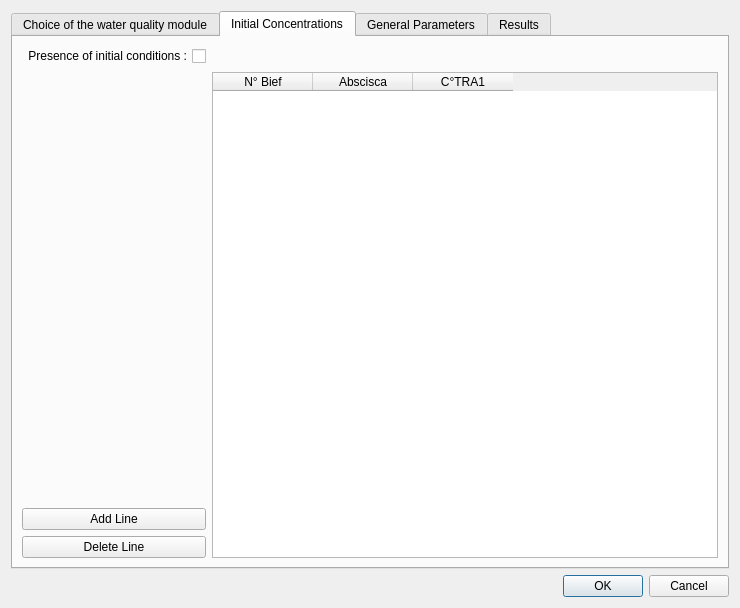
First picture: the form in ui/ui_water_quality.ui, repository Artelia/Mascaret, before the edit.
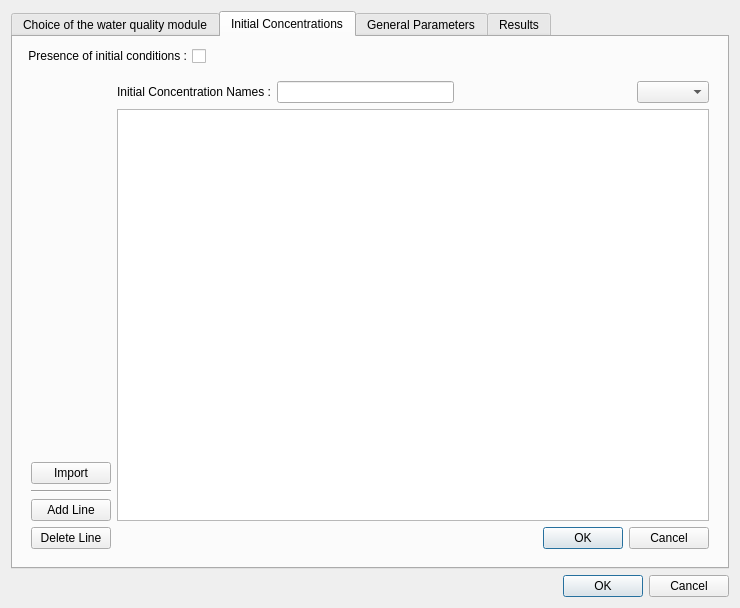
Second picture: the form after the edit. The open tabs and pages were chosen to show the change.

Commit message: compatibility Qg2 + udpate GUI of water quality parameters

The edit to the form file:
```diff
--- a/ui/ui_water_quality.ui
+++ b/ui/ui_water_quality.ui
@@ -277,69 +277,243 @@
       <attribute name="title">
        <string>Initial Concentrations</string>
       </attribute>
-      <layout class="QGridLayout" name="gridLayout_4">
-       <item row="1" column="0">
-        <layout class="QVBoxLayout" name="verticalLayout_3">
-         <item>
-          <spacer name="verticalSpacer_6">
-           <property name="orientation">
-            <enum>Qt::Vertical</enum>
-           </property>
-           <property name="sizeHint" stdset="0">
-            <size>
-             <width>20</width>
-             <height>40</height>
-            </size>
-           </property>
-          </spacer>
-         </item>
-         <item>
-          <widget class="QPushButton" name="b_add_line">
-           <property name="text">
-            <string>Add Line</string>
-           </property>
-          </widget>
-         </item>
-         <item>
-          <widget class="QPushButton" name="b_delete_line">
-           <property name="text">
-            <string>Delete Line</string>
-           </property>
-          </widget>
-         </item>
-        </layout>
-       </item>
-       <item row="1" column="1">
-        <widget class="QTableWidget" name="table_InitC">
-         <column>
-          <property name="text">
-           <string>N° Bief</string>
-          </property>
-         </column>
-         <column>
-          <property name="text">
-           <string>Abscisca</string>
-          </property>
-         </column>
-         <column>
-          <property name="text">
-           <string>C°TRA1</string>
-          </property>
-         </column>
-        </widget>
-       </item>
+      <layout class="QGridLayout" name="gridLayout_9">
        <item row="0" column="0">
-        <widget class="QCheckBox" name="presenceConcInit">
-         <property name="layoutDirection">
-          <enum>Qt::RightToLeft</enum>
-         </property>
-         <property name="text">
-          <string>Presence of initial conditions :</string>
-         </property>
-         <property name="checked">
-          <bool>false</bool>
-         </property>
-        </widget>
+        <layout class="QVBoxLayout" name="verticalLayout_4">
+         <item>
+          <layout class="QHBoxLayout" name="horizontalLayout_3">
+           <item>
+            <widget class="QCheckBox" name="presenceConcInit">
+             <property name="layoutDirection">
+              <enum>Qt::RightToLeft</enum>
+             </property>
+             <property name="text">
+              <string>Presence of initial conditions :</string>
+             </property>
+             <property name="checked">
+              <bool>false</bool>
+             </property>
+            </widget>
+           </item>
+           <item>
+            <spacer name="horizontalSpacer_10">
+             <property name="orientation">
+              <enum>Qt::Horizontal</enum>
+             </property>
+             <property name="sizeHint" stdset="0">
+              <size>
+               <width>40</width>
+               <height>20</height>
+              </size>
+             </property>
+            </spacer>
+           </item>
+          </layout>
+         </item>
+         <item>
+          <widget class="QStackedWidget" name="Law_pages">
+           <property name="enabled">
+            <bool>true</bool>
+           </property>
+           <property name="layoutDirection">
+            <enum>Qt::LeftToRight</enum>
+           </property>
+           <property name="autoFillBackground">
+            <bool>false</bool>
+           </property>
+           <property name="currentIndex">
+            <number>1</number>
+           </property>
+           <widget class="QWidget" name="page">
+            <layout class="QVBoxLayout" name="verticalLayout_6">
+             <item>
+              <layout class="QGridLayout" name="gridLayout_4">
+               <item row="0" column="1">
+                <widget class="QLabel" name="label">
+                 <property name="text">
+                  <string>Existing initial concentration</string>
+                 </property>
+                </widget>
+               </item>
+               <item row="1" column="1">
+                <widget class="QListView" name="lst_laws"/>
+               </item>
+               <item row="1" column="0">
+                <layout class="QVBoxLayout" name="verticalLayout_7">
+                 <item>
+                  <spacer name="verticalSpacer_9">
+                   <property name="orientation">
+                    <enum>Qt::Vertical</enum>
+                   </property>
+                   <property name="sizeHint" stdset="0">
+                    <size>
+                     <width>20</width>
+                     <height>40</height>
+                    </size>
+                   </property>
+                  </spacer>
+                 </item>
+                 <item>
+                  <widget class="QPushButton" name="b_new">
+                   <property name="text">
+                    <string>New Concentration</string>
+                   </property>
+                  </widget>
+                 </item>
+                 <item>
+                  <widget class="QPushButton" name="b_edit">
+                   <property name="text">
+                    <string>Edit Concentration</string>
+                   </property>
+                  </widget>
+                 </item>
+                 <item>
+                  <widget class="QPushButton" name="b_delete">
+                   <property name="text">
+                    <string>Delete Concentration</string>
+                   </property>
+                  </widget>
+                 </item>
+                </layout>
+               </item>
+               <item row="1" column="2">
+                <layout class="QVBoxLayout" name="lay_graph_home"/>
+               </item>
+               <item row="0" column="2">
+                <spacer name="horizontalSpacer_11">
+                 <property name="orientation">
+                  <enum>Qt::Horizontal</enum>
+                 </property>
+                 <property name="sizeHint" stdset="0">
+                  <size>
+                   <width>40</width>
+                   <height>20</height>
+                  </size>
+                 </property>
+                </spacer>
+               </item>
+              </layout>
+             </item>
+            </layout>
+           </widget>
+           <widget class="QWidget" name="page_2">
+            <layout class="QGridLayout" name="gridLayout_8">
+             <item row="0" column="1">
+              <layout class="QVBoxLayout" name="verticalLayout_9">
+               <item>
+                <layout class="QHBoxLayout" name="horizontalLayout_4">
+                 <item>
+                  <widget class="QLabel" name="label_LawWQ">
+                   <property name="text">
+                    <string>Initial Concentration Names :</string>
+                   </property>
+                   <property name="alignment">
+                    <set>Qt::AlignRight|Qt::AlignTrailing|Qt::AlignVCenter</set>
+                   </property>
+                  </widget>
+                 </item>
+                 <item>
+                  <widget class="QLineEdit" name="LawWQ"/>
+                 </item>
+                 <item>
+                  <spacer name="horizontalSpacer_12">
+                   <property name="orientation">
+                    <enum>Qt::Horizontal</enum>
+                   </property>
+                   <property name="sizeHint" stdset="0">
+                    <size>
+                     <width>40</width>
+                     <height>20</height>
+                    </size>
+                   </property>
+                  </spacer>
+                 </item>
+                 <item>
+                  <widget class="QComboBox" name="comboBox_conc_init"/>
+                 </item>
+                </layout>
+               </item>
+               <item>
+                <widget class="QTableView" name="tab_laws">
+                 <property name="enabled">
+                  <bool>true</bool>
+                 </property>
+                 <property name="minimumSize">
+                  <size>
+                   <width>400</width>
+                   <height>0</height>
+                  </size>
+                 </property>
+                 <attribute name="horizontalHeaderDefaultSectionSize">
+                  <number>50</number>
+                 </attribute>
+                 <attribute name="verticalHeaderDefaultSectionSize">
+                  <number>22</number>
+                 </attribute>
+                </widget>
+               </item>
+               <item>
+                <widget class="QDialogButtonBox" name="b_OK_page2">
+                 <property name="standardButtons">
+                  <set>QDialogButtonBox::Cancel|QDialogButtonBox::Ok</set>
+                 </property>
+                </widget>
+               </item>
+              </layout>
+             </item>
+             <item row="0" column="0">
+              <layout class="QVBoxLayout" name="verticalLayout_8">
+               <item>
+                <spacer name="verticalSpacer_10">
+                 <property name="orientation">
+                  <enum>Qt::Vertical</enum>
+                 </property>
+                 <property name="sizeHint" stdset="0">
+                  <size>
+                   <width>20</width>
+                   <height>40</height>
+                  </size>
+                 </property>
+                </spacer>
+               </item>
+               <item>
+                <widget class="QPushButton" name="b_import">
+                 <property name="text">
+                  <string>Import</string>
+                 </property>
+                </widget>
+               </item>
+               <item>
+                <widget class="Line" name="line">
+                 <property name="orientation">
+                  <enum>Qt::Horizontal</enum>
+                 </property>
+                </widget>
+               </item>
+               <item>
+                <widget class="QPushButton" name="b_add_line">
+                 <property name="text">
+                  <string>Add Line</string>
+                 </property>
+                </widget>
+               </item>
+               <item>
+                <widget class="QPushButton" name="b_delete_line">
+                 <property name="text">
+                  <string>Delete Line</string>
+                 </property>
+                </widget>
+               </item>
+              </layout>
+             </item>
+             <item row="0" column="2">
+              <layout class="QVBoxLayout" name="lay_graph_edit"/>
+             </item>
+            </layout>
+           </widget>
+          </widget>
+         </item>
+        </layout>
        </item>
       </layout>
      </widget>
```
Left out of the diff: 123 changed lines with no effect on the pictures. The commit also changes 8 other files.
